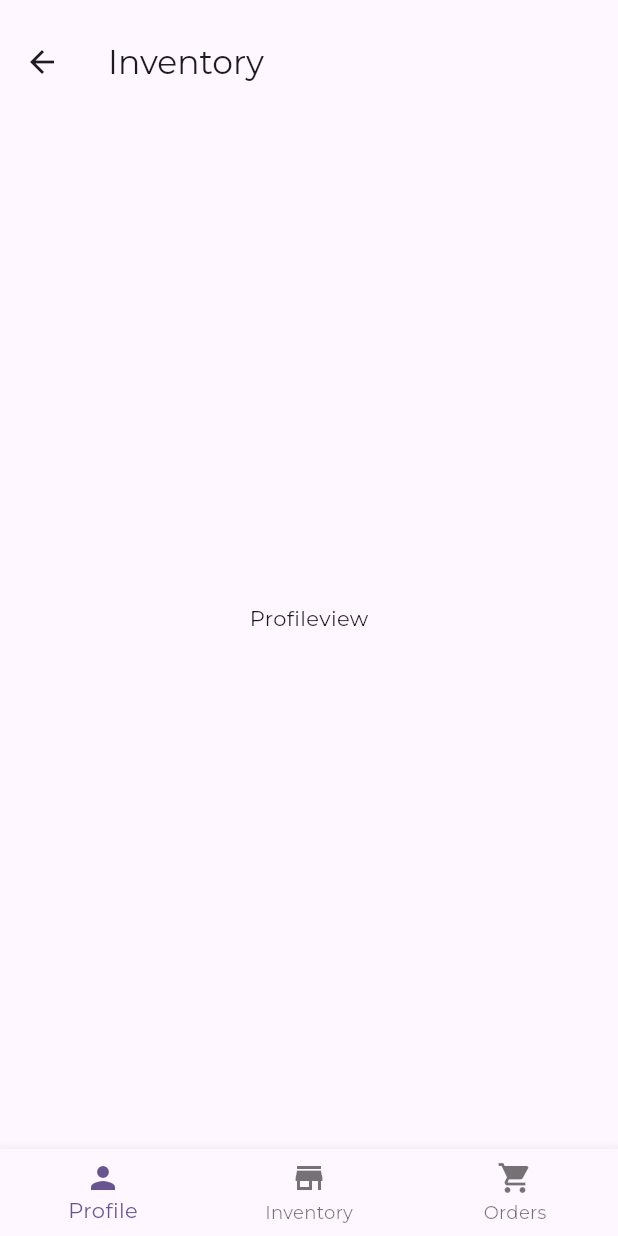
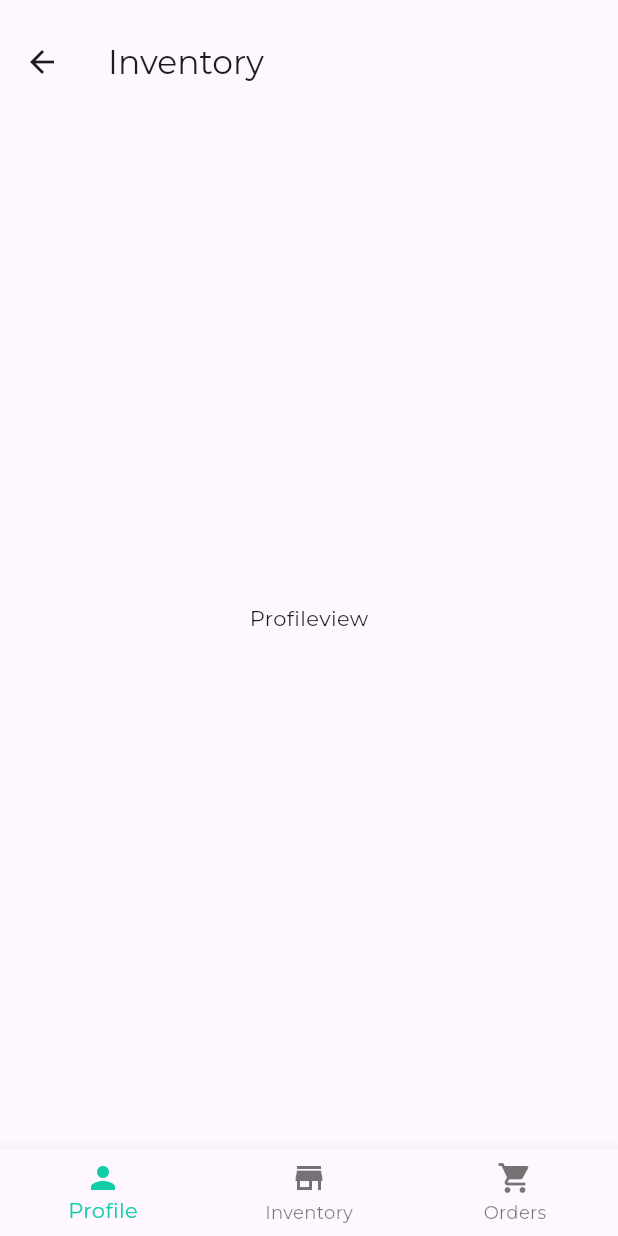
Before and after one commit to Nandagopalvs25/Pharmalink, a Flutter app: the PharmHome screen opened directly, on a phone screen of 412 x 824 dp. Run offline on Flutter 3.47's test engine with Material 3 defaults, Android fonts, the phone set to English and light mode, and no system bars; our stand-ins replace get, google_fonts; project files that could hold a hidden picture were left out.

Commit message:
changed colour of nav bar

```diff
--- a/lib/pharmacy/views/pharmhome.dart
+++ b/lib/pharmacy/views/pharmhome.dart
@@ -23,6 +23,7 @@ class PharmHome extends StatelessWidget {
           child: pharmcontroller.bodies[pharmcontroller.selectedpage.value])),
       bottomNavigationBar: BottomNavigationBar(
         currentIndex: pharmcontroller.selectedpage.value,
+        selectedItemColor: Color.fromARGB(255, 18, 205, 168),
         onTap: (index) {
           pharmcontroller.setindex(index);
           debugPrint("Index: $index");
```
